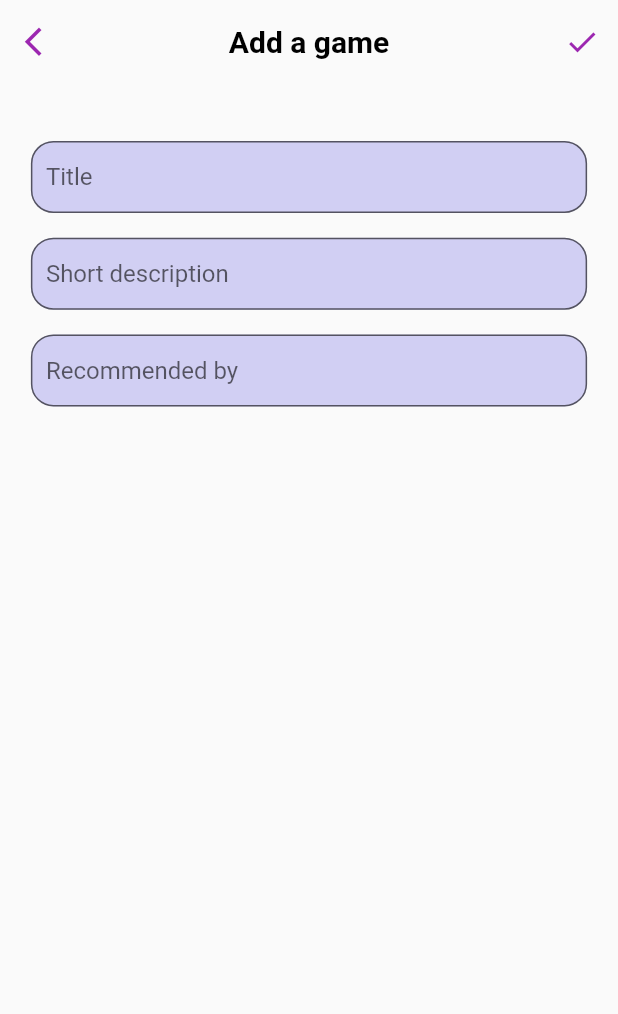
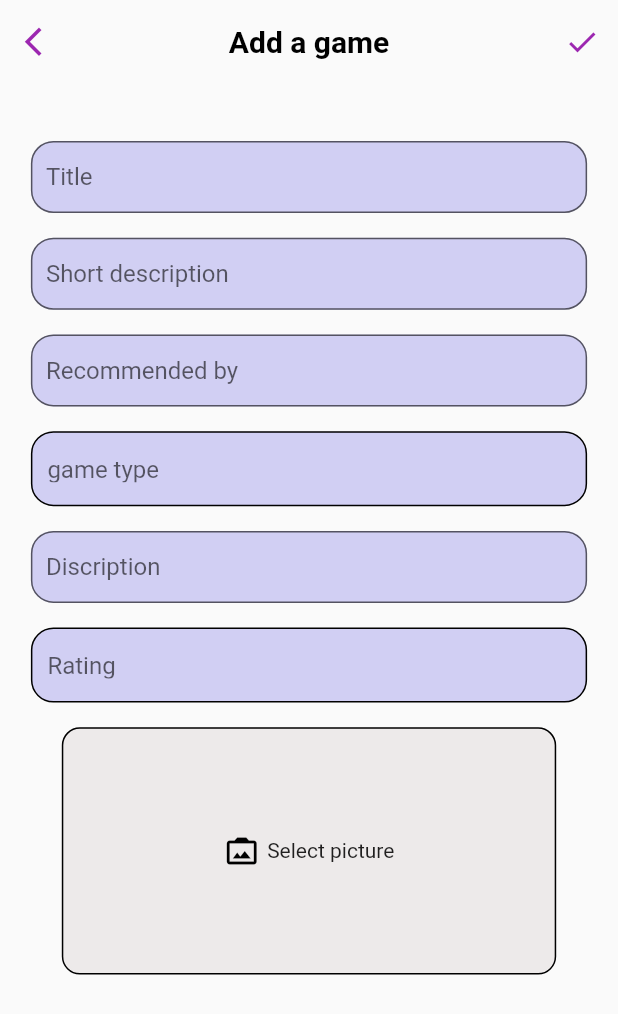
Before and after one commit to ahmd-hron/activity-reminder, a Flutter app: the GamingScreen screen opened by its route, after a tap on the "add" icon, on a phone screen of 412 x 824 dp. Shown: the top 1014 px of the screen. Run offline on Flutter 3.47's test engine with Material 2 defaults, Android fonts, the phone set to English and light mode, and no system bars; our stand-ins replace image_picker, permission_handler, sqflite; accounts and stored records are empty; network calls fail.

Commit message:
Create add game form

```diff
--- a/lib/providers/theme_provider.dart
+++ b/lib/providers/theme_provider.dart
@@ -1,7 +1,9 @@
 import 'package:flutter/material.dart';
 
-class ThemeProvider {
-  static final appTheme = ThemeData(
+class ThemeProvider with ChangeNotifier {
+  final Color dropDownColor = const Color.fromARGB(255, 173, 196, 237);
+
+  final appTheme = ThemeData(
     primaryColor: const Color.fromRGBO(243, 103, 102, 1),
     primarySwatch: Colors.purple,
     backgroundColor: Colors.grey,
--- a/lib/screen/sections screens/gaming/components/edite_form.dart
+++ b/lib/screen/sections screens/gaming/components/edite_form.dart
@@ -1,9 +1,23 @@
 import 'package:flutter/material.dart';
+import 'package:seriese_reminders/core/enums/game_network_type.dart';
+import 'package:seriese_reminders/core/enums/game_type.dart';
+import 'package:seriese_reminders/util/convert_enum.dart';
 import 'package:seriese_reminders/util/size_config.dart';
+import 'package:seriese_reminders/widgets/dropdown/app_dropdown.dart';
+import 'package:seriese_reminders/widgets/photo_preview.dart';
 
-class EditeForm extends StatelessWidget {
+class EditeForm extends StatefulWidget {
   final String? id;
+
   const EditeForm({super.key, this.id});
+
+  @override
+  State<EditeForm> createState() => _EditeFormState();
+}
+
+class _EditeFormState extends State<EditeForm> {
+  String? gameNetworkType;
+  String? ratingValue;
 
   @override
   Widget build(BuildContext context) {
@@ -34,14 +48,64 @@ class EditeForm extends StatelessWidget {
               style: const TextStyle(color: Color.fromRGBO(62, 66, 71, 1)),
             ),
           ),
-          //game type
-          //game netowrk type
-          //description
-          //recomended by
-          //time optinal
-          //mark as done
-          //priority drop down
-          //add screenshot optional
+          SizedBox(height: getPercentScreenHeight(2)),
+          Container(
+            height: 50,
+            width: getPercentScreenWidth(90),
+            decoration: BoxDecoration(
+              borderRadius: BorderRadius.circular(15),
+              color: Theme.of(context).inputDecorationTheme.fillColor,
+              border: Border.all(
+                width: 1,
+              ),
+            ),
+            child: Container(
+              width: getPercentScreenWidth(45),
+              padding: const EdgeInsets.all(10),
+              child: AppDropDown(
+                hint: 'game type',
+                value: gameNetworkType,
+                items: enumToStringList(GameType.values),
+                onChanged: (v) {
+                  setState(() => gameNetworkType = v);
+                },
+              ),
+            ),
+          ),
+          SizedBox(height: getPercentScreenHeight(2)),
+          SizedBox(
+            width: getPercentScreenWidth(90),
+            child: TextFormField(
+              decoration: const InputDecoration(hintText: 'Discription'),
+              style: const TextStyle(color: Color.fromRGBO(62, 66, 71, 1)),
+            ),
+          ),
+          SizedBox(height: getPercentScreenHeight(2)),
+          Container(
+            height: 50,
+            width: getPercentScreenWidth(90),
+            decoration: BoxDecoration(
+              borderRadius: BorderRadius.circular(15),
+              color: Theme.of(context).inputDecorationTheme.fillColor,
+              border: Border.all(
+                width: 1,
+              ),
+            ),
+            child: Container(
+              width: getPercentScreenWidth(45),
+              padding: const EdgeInsets.all(10),
+              child: AppDropDown(
+                hint: 'Rating',
+                value: ratingValue,
+                items: stringRating,
+                onChanged: (v) {
+                  setState(() => ratingValue = v);
+                },
+              ),
+            ),
+          ),
+          SizedBox(height: getPercentScreenHeight(2)),
+          const PhotoPreview()
         ],
       ),
     );
--- /dev/null
+++ b/lib/util/convert_enum.dart
@@ -0,0 +1,22 @@
+const List<int> ratiing = [1, 2, 3, 4, 5, 6, 7, 8, 9, 10];
+
+const List<String> stringRating = [
+  '1',
+  '2',
+  '3',
+  '4',
+  '5',
+  '6',
+  '7',
+  '8',
+  '9',
+  '10'
+];
+List<String> enumToStringList(List<dynamic> enumValues) {
+  assert(enumValues.isNotEmpty);
+  final items = <String>[];
+  for (var value in enumValues) {
+    items.add(value.toString().split('.').last);
+  }
+  return items;
+}
--- /dev/null
+++ b/lib/util/string_extentions.dart
@@ -0,0 +1,5 @@
+extension CustomString on String {
+  String get captlaize {
+    return '${this[0].toUpperCase()}${substring(1)}';
+  }
+}
--- /dev/null
+++ b/lib/widgets/dropdown/app_dropdown.dart
@@ -0,0 +1,78 @@
+import 'package:flutter/material.dart';
+import 'package:provider/provider.dart';
+import 'package:seriese_reminders/providers/theme_provider.dart';
+import 'package:seriese_reminders/util/size_config.dart';
+import 'package:seriese_reminders/util/string_extentions.dart';
+
+class AppDropDown extends StatelessWidget {
+  final List<String> items;
+  final void Function(String?) onChanged;
+  final String? hint;
+  final String? value;
+  const AppDropDown(
+      {required this.items,
+      super.key,
+      required this.onChanged,
+      this.value,
+      this.hint});
+
+  @override
+  Widget build(BuildContext context) {
+    return Container(
+      padding: const EdgeInsets.only(left: 0, right: 10, top: 5, bottom: 5),
+      decoration: BoxDecoration(borderRadius: BorderRadius.circular(10)),
+      child: DropdownButton<String>(
+        dropdownColor: Provider.of<ThemeProvider>(context).dropDownColor,
+        underline: const SizedBox(),
+        //adds padding around dropdownButton
+        icon: null,
+        iconSize: 0,
+        borderRadius: BorderRadius.circular(10),
+        isDense: true,
+        isExpanded: false,
+        value: value,
+        hint: Text(hint ?? ''),
+        items: menuOptions,
+        onChanged: onChanged,
+        elevation: 0,
+        menuMaxHeight: getPercentScreenHeight(20),
+        enableFeedback: true,
+        selectedItemBuilder: (context) {
+          return items
+              .map(
+                (e) => SizedBox(
+                  width: getPercentScreenWidth(50),
+                  child: Text(e.captlaize),
+                ),
+              )
+              .toList();
+        },
+      ),
+    );
+  }
+
+  List<DropdownMenuItem<String>> get menuOptions {
+    final options = <DropdownMenuItem<String>>[];
+    for (var i = 0; i < items.length; i++) {
+      var item = DropdownMenuItem<String>(
+        value: items[i],
+        child: Column(
+          mainAxisAlignment: MainAxisAlignment.start,
+          mainAxisSize: MainAxisSize.min,
+          children: [
+            Container(
+              alignment: Alignment.centerLeft,
+              child: Text(
+                items[i].captlaize,
+              ),
+            ),
+            if (i != items.length - 1) const Divider()
+          ],
+        ),
+      );
+      options.add(item);
+    }
+
+    return options;
+  }
+}
--- /dev/null
+++ b/lib/widgets/photo_preview.dart
@@ -0,0 +1,69 @@
+import 'dart:io';
+import 'dart:async';
+import 'package:flutter/material.dart';
+import 'package:seriese_reminders/helper/files_saver.dart';
+import 'package:seriese_reminders/helper/image_picker.dart';
+import 'package:seriese_reminders/util/size_config.dart';
+
+class PhotoPreview extends StatefulWidget {
+  const PhotoPreview({super.key});
+
+  @override
+  State<PhotoPreview> createState() => _PhotoPreviewState();
+}
+
+class _PhotoPreviewState extends State<PhotoPreview> {
+  File? _image;
+  double? _imageWidth;
+  double? _imageHeight;
+
+  @override
+  void initState() {
+    super.initState();
+  }
+
+  @override
+  Widget build(BuildContext context) {
+    return Row(
+      mainAxisAlignment: MainAxisAlignment.spaceEvenly,
+      crossAxisAlignment: CrossAxisAlignment.end,
+      children: [
+        InkWell(
+          onTap: () async {
+            File? selectedImage = await Picker.showPickImageDialog(context);
+            if (selectedImage != null) {
+              final decodedImage =
+                  await decodeImageFromList(selectedImage.readAsBytesSync());
+              _imageHeight = decodedImage.height.toDouble();
+              _imageWidth = decodedImage.width.toDouble();
+              print('height $_imageHeight, width $_imageWidth');
+            }
+            setState(() => _image = selectedImage);
+          },
+          child: Container(
+            constraints: BoxConstraints(
+              maxHeight: getPercentScreenHeight(20),
+              maxWidth: getPercentScreenWidth(80),
+            ),
+            alignment: Alignment.center,
+            decoration: BoxDecoration(
+              color: const Color.fromARGB(255, 237, 234, 234),
+              border: Border.all(width: 1),
+              borderRadius: BorderRadius.circular(12),
+            ),
+            child: _image == null
+                ? Row(
+                    mainAxisAlignment: MainAxisAlignment.center,
+                    crossAxisAlignment: CrossAxisAlignment.center,
+                    children: const [
+                        Icon(Icons.photo_camera_back),
+                        Padding(padding: EdgeInsets.only(left: 5)),
+                        Text('Select picture')
+                      ])
+                : Image.file(_image!),
+          ),
+        )
+      ],
+    );
+  }
+}
--- a/pubspec.yaml
+++ b/pubspec.yaml
@@ -40,6 +40,9 @@ dependencies:
   dio: ^5.0.1
   provider: ^6.0.5
   sqflite: ^2.2.4+1
+  image_picker: ^0.8.7
+  permission_handler: ^10.2.0
+  path_provider: ^2.0.13
 
 dev_dependencies:
   flutter_test:
```
Also changed, not shown: lib/helper/files_saver.dart (added, +33 -0 lines), lib/helper/image_picker.dart (added, +82 -0 lines), lib/main.dart (+5 -2 lines), pubspec.lock, 4 other files.
